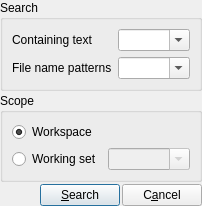
First picture: the form in resources/ui/dialogs/search.ui, repository prymatex/prymatex, before the edit.
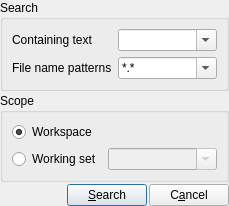
Second picture: the form after the edit. Icons and pictures are not drawn.

Commit message: fill search model

What changed in the file:
```diff
--- a/resources/ui/dialogs/search.ui
+++ b/resources/ui/dialogs/search.ui
@@ -2,6 +2,14 @@
 <ui version="4.0">
  <class>SearchDialog</class>
  <widget class="QDialog" name="SearchDialog">
+  <property name="geometry">
+   <rect>
+    <x>0</x>
+    <y>0</y>
+    <width>229</width>
+    <height>204</height>
+   </rect>
+  </property>
   <property name="windowTitle">
    <string>Search</string>
   </property>
@@ -65,6 +73,11 @@
         <property name="editable">
          <bool>true</bool>
         </property>
+        <item>
+         <property name="text">
+          <string>*.*</string>
+         </property>
+        </item>
        </widget>
       </item>
      </layout>
```
The commit also changes 6 other files.
